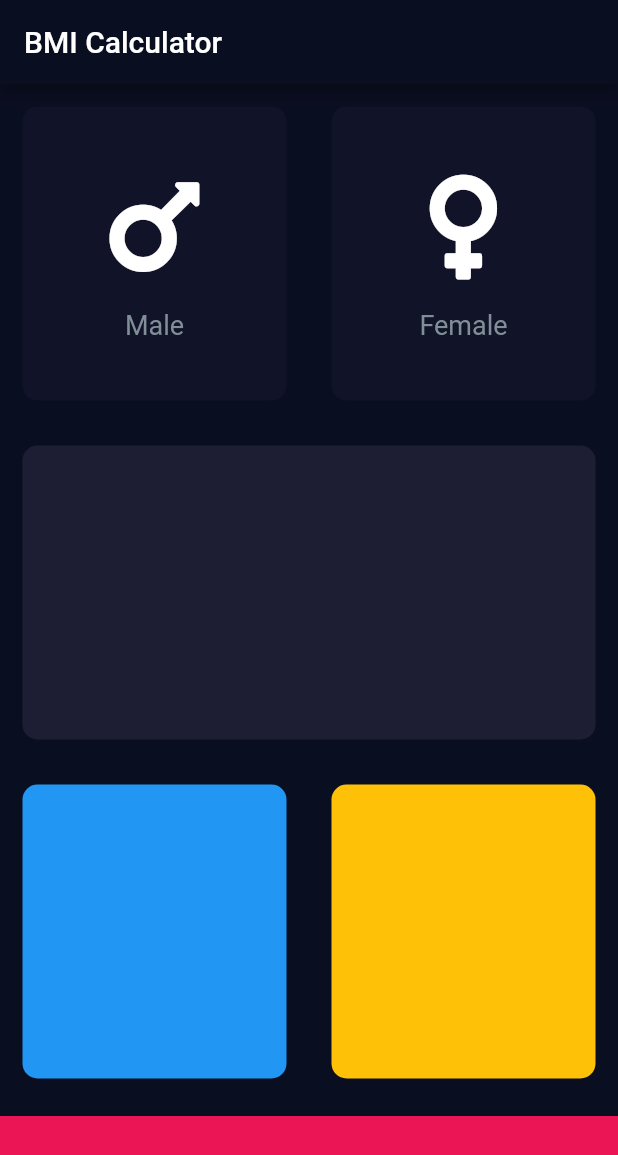
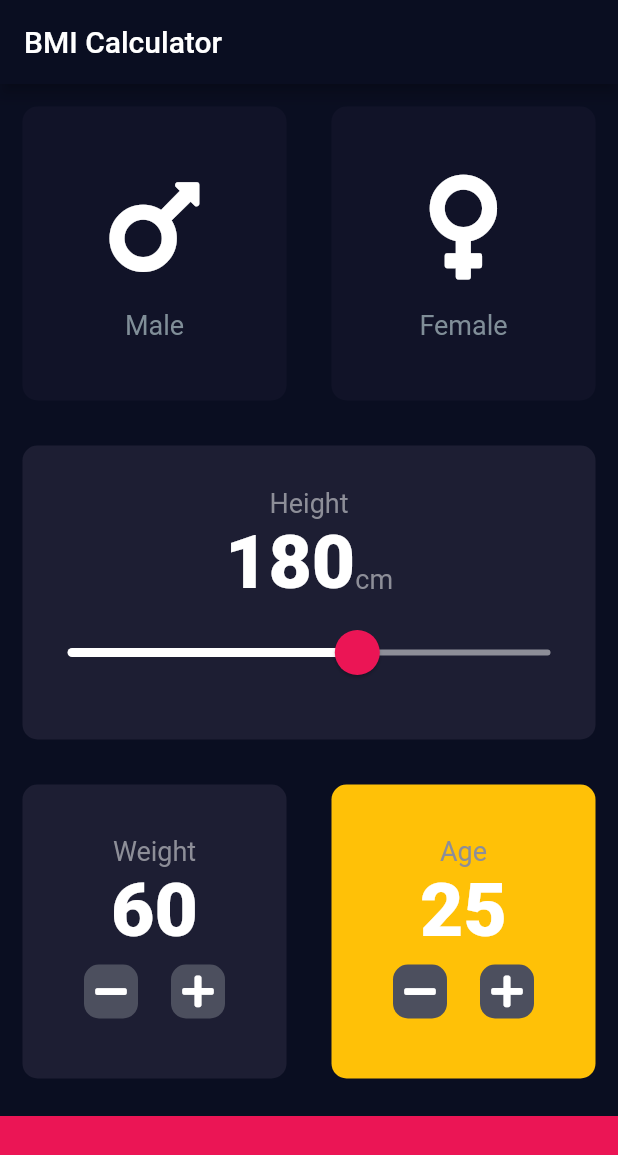
Before and after one commit to forhadulislam/bmi, a Flutter app: the screen it shows after launch, on a phone screen of 412 x 824 dp. Shown: the top 1155 px of the screen. Run offline on Flutter 3.47's test engine with Material 2 defaults, Android fonts, the phone set to English and light mode, and no system bars; our stand-ins replace font_awesome_flutter.

Commit message:
Updated the interface of the app.

```diff
--- /dev/null
+++ b/lib/constants.dart
@@ -0,0 +1,17 @@
+import 'package:flutter/cupertino.dart';
+import 'package:flutter/painting.dart';
+
+const kContainerHeight = 80.0;
+const kCardColour = Color(0xFF1D1E33);
+const kInactiveCardColour = Color(0xFF111328);
+const kBottomContainerColor = Color(0xFFEB1555);
+
+const kLabelTextStyle = TextStyle(
+  fontSize: 18,
+  color: Color(0xFF8D8E98)
+);
+
+const kNumberTextStyle = TextStyle(
+  fontSize: 50,
+  fontWeight: FontWeight.w900,
+);
--- a/lib/input_page.dart
+++ b/lib/input_page.dart
@@ -1,15 +1,12 @@
 import 'package:flutter/cupertino.dart';
 import 'package:flutter/material.dart';
+import 'package:flutter/rendering.dart';
 import 'package:font_awesome_flutter/font_awesome_flutter.dart';
 import 'reusable_card.dart';
 import 'icon_content.dart';
+import 'constants.dart';
 
-const containerHeight = 80.0;
-const cardColour = Color(0xFF1D1E33);
-const inactiveCardColour = Color(0xFF111328);
-const bottomContainerColor = Color(0xFFEB1555);
-
-enum Gender{
+enum Gender {
   male,
   female,
 }
@@ -21,6 +18,9 @@ class MyHomePage extends StatefulWidget {
 
 class _MyHomePageState extends State<MyHomePage> {
   Gender selectedGender;
+  int height = 180;
+  int weight = 60;
+  int age = 25;
 
   @override
   Widget build(BuildContext context) {
@@ -29,39 +29,40 @@ class _MyHomePageState extends State<MyHomePage> {
         title: Text('BMI Calculator'),
       ),
       body: Column(
+        crossAxisAlignment: CrossAxisAlignment.stretch,
         children: <Widget>[
           Expanded(
               child: Row(
             children: <Widget>[
               Expanded(
-                child: GestureDetector(
-                 onTap: (){
+                child: ReusableCard(
+                  onpress: () {
                     setState(() {
                       selectedGender = Gender.male;
                     });
                   },
-                  child: ReusableCard(
-                    colour: selectedGender == Gender.male ? cardColour : inactiveCardColour,
+                  colour: selectedGender == Gender.male
+                      ? kCardColour
+                      : kInactiveCardColour,
                   cardChild: IconContent(
                     icon: FontAwesomeIcons.mars,
                     label: "Male",
                   ),
                 ),
               ),
-              ),
               Expanded(
-                child: GestureDetector(
-                  onTap: (){
+                child: ReusableCard(
+                  onpress: () {
                     setState(() {
                       selectedGender = Gender.female;
                     });
                   },
-                  child: ReusableCard(
-                    colour: selectedGender == Gender.female ? cardColour : inactiveCardColour,
+                  colour: selectedGender == Gender.female
+                      ? kCardColour
+                      : kInactiveCardColour,
                   cardChild: IconContent(
                     icon: FontAwesomeIcons.venus,
                     label: "Female",
-                    ),
                   ),
                 ),
               ),
@@ -69,7 +70,51 @@ class _MyHomePageState extends State<MyHomePage> {
           )),
           Expanded(
             child: ReusableCard(
-              colour: cardColour,
+              colour: kCardColour,
+              cardChild: Column(
+                mainAxisAlignment: MainAxisAlignment.center,
+                children: <Widget>[
+                  Text(
+                    'Height',
+                    style: kLabelTextStyle,
+                  ),
+                  Row(
+                    mainAxisAlignment: MainAxisAlignment.center,
+                    crossAxisAlignment: CrossAxisAlignment.baseline,
+                    textBaseline: TextBaseline.alphabetic,
+                    children: <Widget>[
+                      Text(
+                        height.toString(),
+                        style: kNumberTextStyle,
+                      ),
+                      Text(
+                        'cm',
+                        style: kLabelTextStyle,
+                      )
+                    ],
+                  ),
+                  SliderTheme(
+                    data: SliderTheme.of(context).copyWith(
+                      activeTrackColor: Colors.white,
+                      thumbColor: Color(0xFFEB1555),
+                      overlayColor: Color(0x15EB1555),
+                      thumbShape: RoundSliderThumbShape(enabledThumbRadius: 15),
+                      overlayShape: RoundSliderOverlayShape(overlayRadius: 30),
+                    ),
+                    child: Slider(
+                      value: height.toDouble(),
+                      min: 120,
+                      max: 220,
+                      inactiveColor: Color(0xFF8D8E98),
+                      onChanged: (double newHeight) {
+                        setState(() {
+                          height = newHeight.round();
+                        });
+                      },
+                    ),
+                  ),
+                ],
+              ),
             ),
           ),
           Expanded(
@@ -77,24 +122,119 @@ class _MyHomePageState extends State<MyHomePage> {
             children: <Widget>[
               Expanded(
                 child: ReusableCard(
-                  colour: Colors.blue,
+                  colour: kCardColour,
+                  cardChild: Column(
+                    mainAxisAlignment: MainAxisAlignment.center,
+                    children: <Widget>[
+                      Text(
+                        'Weight',
+                        style: kLabelTextStyle,
+                      ),
+                      Text(
+                        weight.toString(),
+                        style: kNumberTextStyle,
+                      ),
+                      Row(
+                        mainAxisAlignment: MainAxisAlignment.center,
+                        children: <Widget>[
+                          RoundIconButton(
+                            icon: FontAwesomeIcons.minus,
+                            onPressed: () {
+                              setState(() {
+                                weight--;
+                              });
+                            },
+                          ),
+                          SizedBox(
+                            width: 10,
+                          ),
+                          RoundIconButton(
+                            icon: FontAwesomeIcons.plus,
+                            onPressed: () {
+                              setState(() {
+                                weight++;
+                              });
+                            },
+                          ),
+                        ],
+                      ),
+                    ],
+                  ),
                 ),
               ),
               Expanded(
                 child: ReusableCard(
                   colour: Colors.amber,
+                  cardChild: Column(
+                    mainAxisAlignment: MainAxisAlignment.center,
+                    children: <Widget>[
+                      Text(
+                        'Age',
+                        style: kLabelTextStyle,
+                      ),
+                      Text(
+                        age.toString(),
+                        style: kNumberTextStyle,
+                      ),
+                      Row(
+                        mainAxisAlignment: MainAxisAlignment.center,
+                        children: <Widget>[
+                          RoundIconButton(
+                              icon: FontAwesomeIcons.minus,
+                              onPressed: (){
+                                setState(() {
+                                  age--;
+                                });
+                              }),
+                          SizedBox(
+                            width: 10,
+                          ),
+                          RoundIconButton(
+                              icon: FontAwesomeIcons.plus,
+                              onPressed: (){
+                                setState(() {
+                                  age++;
+                                });
+                              },
+                          )
+                        ],
+                      )
+                    ],
+                  ),
                 ),
               ),
             ],
           )),
           Container(
-            color: bottomContainerColor,
+            color: kBottomContainerColor,
             margin: EdgeInsets.only(top: 10),
             width: double.infinity,
-            height: containerHeight,
+            height: kContainerHeight,
           ),
         ],
       ),
     );
   }
 }
+
+class RoundIconButton extends StatelessWidget {
+  RoundIconButton({@required this.icon, @required this.onPressed});
+
+  final IconData icon;
+  final Function onPressed;
+
+  @override
+  Widget build(BuildContext context) {
+    return RawMaterialButton(
+      onPressed: onPressed,
+      child: Icon(icon),
+      elevation: 0,
+      constraints: BoxConstraints.tightFor(
+        width: 36,
+        height: 36,
+      ),
+      shape: RoundedRectangleBorder(borderRadius: BorderRadius.circular(10)),
+      fillColor: Color(0xFF4C4F5E),
+    );
+  }
+}
--- a/lib/reusable_card.dart
+++ b/lib/reusable_card.dart
@@ -1,19 +1,23 @@
 import 'package:flutter/material.dart';
 
 class ReusableCard extends StatelessWidget {
-  ReusableCard({@required this.colour, this.cardChild});
+  ReusableCard({@required this.colour, this.cardChild, this.onpress});
 
   final Color colour;
   final Widget cardChild;
+  final Function onpress;
 
   @override
   Widget build(BuildContext context) {
-    return Container(
-      child: cardChild,
-      margin: EdgeInsets.all(15),
-      decoration: BoxDecoration(
-        color: colour,
-        borderRadius: BorderRadius.circular(10),
+    return GestureDetector(
+      onTap: onpress,
+      child: Container(
+        child: cardChild,
+        margin: EdgeInsets.all(15),
+        decoration: BoxDecoration(
+          color: colour,
+          borderRadius: BorderRadius.circular(10),
+        ),
       ),
     );
   }
```
Lines whose indentation alone changed are shown as unchanged.
